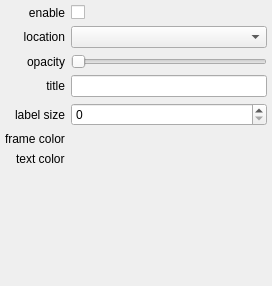
The window that glue/viewers/matplotlib/qt/legend_editor.ui (glue-viz/glue) describes before a commit, drawn with Qt 5.
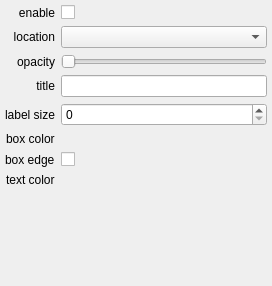
The same window after the commit. Custom widgets are drawn as their Qt base class.

Commit message: Add customization of legend box edge Add option for draggable legend

Diff of the .ui file:
```diff
--- a/glue/viewers/matplotlib/qt/legend_editor.ui
+++ b/glue/viewers/matplotlib/qt/legend_editor.ui
@@ -120,14 +120,7 @@
    <item row="9" column="0">
     <widget class="QLabel" name="label_6">
      <property name="text">
-      <string>frame color</string>
-     </property>
-    </widget>
-   </item>
-   <item row="10" column="0">
-    <widget class="QLabel" name="label_7">
-     <property name="text">
-      <string>text color</string>
+      <string>box color</string>
      </property>
     </widget>
    </item>
@@ -145,9 +138,30 @@
     </widget>
    </item>
    <item row="10" column="1">
+    <widget class="QCheckBox" name="bool_legend_show_frame_edge">
+     <property name="text">
+      <string/>
+     </property>
+    </widget>
+   </item>
+   <item row="11" column="0">
+    <widget class="QLabel" name="label_7">
+     <property name="text">
+      <string>text color</string>
+     </property>
+    </widget>
+   </item>
+   <item row="11" column="1">
     <widget class="QColorBox" name="color_legend_text_color">
      <property name="text">
-      <string>           </string>
+      <string/>
+     </property>
+    </widget>
+   </item>
+   <item row="10" column="0">
+    <widget class="QLabel" name="label_8">
+     <property name="text">
+      <string>box edge</string>
      </property>
     </widget>
    </item>
```
Left out of the diff: 84 changed lines with no effect on the pictures. The commit also changes 2 other files.
